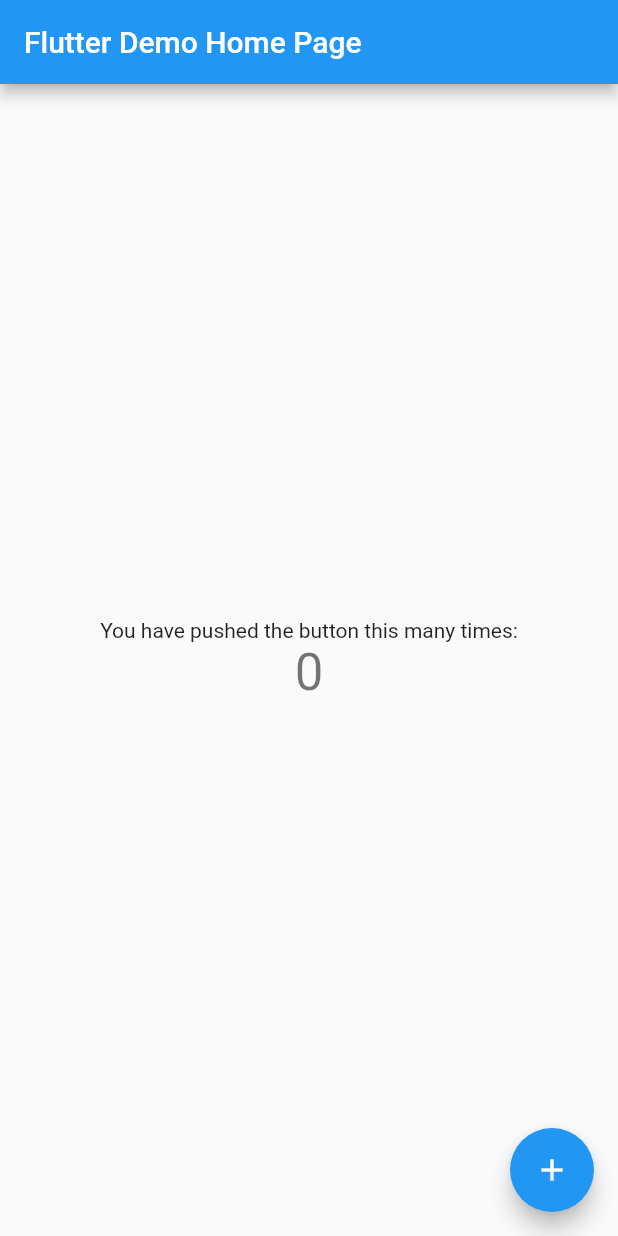
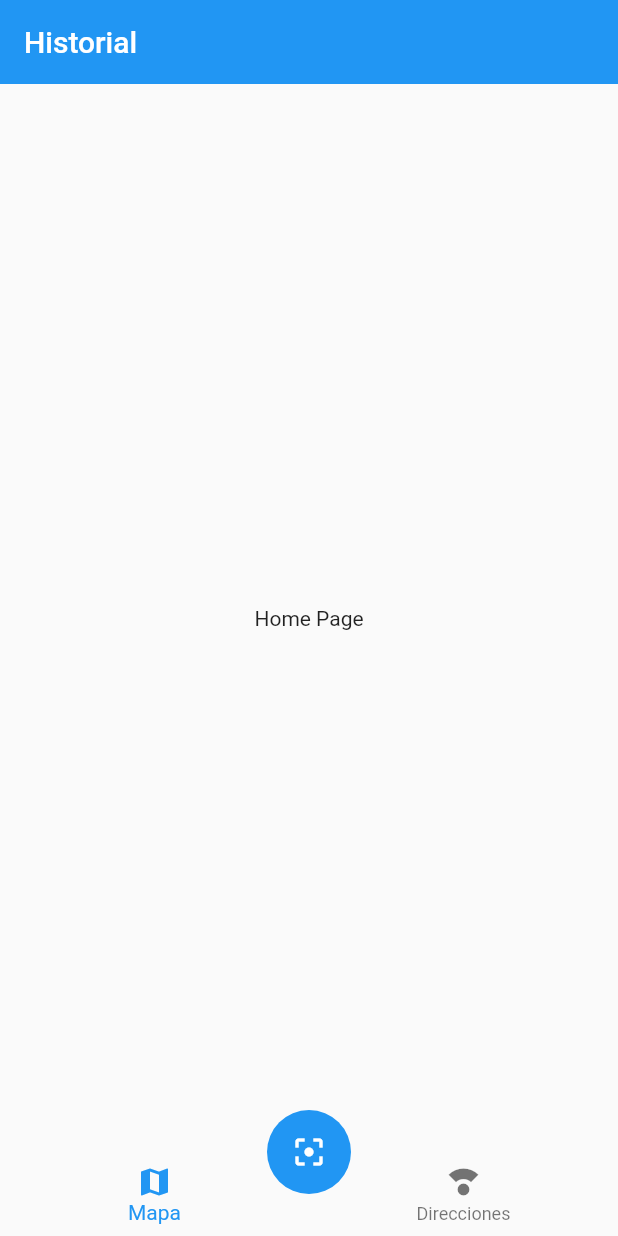
Before and after one commit to Miguel-112/qr-reader, a Flutter app: the screen it shows after launch, on a phone screen of 412 x 824 dp. Run offline on Flutter 3.47's test engine with Material 2 defaults, Android fonts, the phone set to English and light mode, and no system bars.

Commit message:
creando el HomePage

```diff
--- a/lib/main.dart
+++ b/lib/main.dart
@@ -1,115 +1,17 @@
 import 'package:flutter/material.dart';
+import 'package:qr_reader/pages/home_page.dart';
+import 'package:qr_reader/pages/mapa_page.dart';
 
-void main() {
-  runApp(const MyApp());
-}
+void main() => runApp(MyApp());
 
 class MyApp extends StatelessWidget {
-  const MyApp({Key? key}) : super(key: key);
-
-  // This widget is the root of your application.
   @override
   Widget build(BuildContext context) {
     return MaterialApp(
-      title: 'Flutter Demo',
-      theme: ThemeData(
-        // This is the theme of your application.
-        //
-        // Try running your application with "flutter run". You'll see the
-        // application has a blue toolbar. Then, without quitting the app, try
-        // changing the primarySwatch below to Colors.green and then invoke
-        // "hot reload" (press "r" in the console where you ran "flutter run",
-        // or simply save your changes to "hot reload" in a Flutter IDE).
-        // Notice that the counter didn't reset back to zero; the application
-        // is not restarted.
-        primarySwatch: Colors.blue,
-      ),
-      home: const MyHomePage(title: 'Flutter Demo Home Page'),
+      debugShowCheckedModeBanner: false,
+      title: 'QR reader',
+      initialRoute: 'home',
+      routes: {'home': (_) => HomePage(), 'mapa': (_) => MapaPage()},
     );
   }
 }
-
-class MyHomePage extends StatefulWidget {
-  const MyHomePage({Key? key, required this.title}) : super(key: key);
-
-  // This widget is the home page of your application. It is stateful, meaning
-  // that it has a State object (defined below) that contains fields that affect
-  // how it looks.
-
-  // This class is the configuration for the state. It holds the values (in this
-  // case the title) provided by the parent (in this case the App widget) and
-  // used by the build method of the State. Fields in a Widget subclass are
-  // always marked "final".
-
-  final String title;
-
-  @override
-  State<MyHomePage> createState() => _MyHomePageState();
-}
-
-class _MyHomePageState extends State<MyHomePage> {
-  int _counter = 0;
-
-  void _incrementCounter() {
-    setState(() {
-      // This call to setState tells the Flutter framework that something has
-      // changed in this State, which causes it to rerun the build method below
-      // so that the display can reflect the updated values. If we changed
-      // _counter without calling setState(), then the build method would not be
-      // called again, and so nothing would appear to happen.
-      _counter++;
-    });
-  }
-
-  @override
-  Widget build(BuildContext context) {
-    // This method is rerun every time setState is called, for instance as done
-    // by the _incrementCounter method above.
-    //
-    // The Flutter framework has been optimized to make rerunning build methods
-    // fast, so that you can just rebuild anything that needs updating rather
-    // than having to individually change instances of widgets.
-    return Scaffold(
-      appBar: AppBar(
-        // Here we take the value from the MyHomePage object that was created by
-        // the App.build method, and use it to set our appbar title.
-        title: Text(widget.title),
-      ),
-      body: Center(
-        // Center is a layout widget. It takes a single child and positions it
-        // in the middle of the parent.
-        child: Column(
-          // Column is also a layout widget. It takes a list of children and
-          // arranges them vertically. By default, it sizes itself to fit its
-          // children horizontally, and tries to be as tall as its parent.
-          //
-          // Invoke "debug painting" (press "p" in the console, choose the
-          // "Toggle Debug Paint" action from the Flutter Inspector in Android
-          // Studio, or the "Toggle Debug Paint" command in Visual Studio Code)
-          // to see the wireframe for each widget.
-          //
-          // Column has various properties to control how it sizes itself and
-          // how it positions its children. Here we use mainAxisAlignment to
-          // center the children vertically; the main axis here is the vertical
-          // axis because Columns are vertical (the cross axis would be
-          // horizontal).
-          mainAxisAlignment: MainAxisAlignment.center,
-          children: <Widget>[
-            const Text(
-              'You have pushed the button this many times:',
-            ),
-            Text(
-              '$_counter',
-              style: Theme.of(context).textTheme.headline4,
-            ),
-          ],
-        ),
-      ),
-      floatingActionButton: FloatingActionButton(
-        onPressed: _incrementCounter,
-        tooltip: 'Increment',
-        child: const Icon(Icons.add),
-      ), // This trailing comma makes auto-formatting nicer for build methods.
-    );
-  }
-}
--- /dev/null
+++ b/lib/pages/home_page.dart
@@ -0,0 +1,24 @@
+import 'package:flutter/material.dart';
+
+import '../widgets/custom_navigatorbar.dart';
+import '../widgets/scan_button.dart';
+
+class HomePage extends StatelessWidget {
+  const HomePage({Key? key}) : super(key: key);
+
+  @override
+  Widget build(BuildContext context) {
+    return Scaffold(
+      appBar: AppBar(
+        elevation: 0,
+        title: Text('Historial'),
+      ),
+      body: Center(
+        child: Text('Home Page'),
+      ),
+      bottomNavigationBar: CustomNavigationBar(),
+      floatingActionButton: ScaButton(),
+      floatingActionButtonLocation: FloatingActionButtonLocation.centerDocked,
+    );
+  }
+}
--- /dev/null
+++ b/lib/pages/mapa_page.dart
@@ -0,0 +1,14 @@
+import 'package:flutter/material.dart';
+
+class MapaPage extends StatelessWidget {
+  const MapaPage({Key? key}) : super(key: key);
+
+  @override
+  Widget build(BuildContext context) {
+    return Scaffold(
+      body: Center(
+        child: Text('Mapa Page'),
+      ),
+    );
+  }
+}
--- /dev/null
+++ b/lib/widgets/custom_navigatorbar.dart
@@ -0,0 +1,14 @@
+import 'package:flutter/material.dart';
+
+class CustomNavigationBar extends StatelessWidget {
+  const CustomNavigationBar({Key? key}) : super(key: key);
+
+  @override
+  Widget build(BuildContext context) {
+    return BottomNavigationBar(elevation: 0, items: [
+      BottomNavigationBarItem(icon: Icon(Icons.map), label: 'Mapa'),
+      BottomNavigationBarItem(
+          icon: Icon(Icons.compass_calibration), label: 'Direcciones')
+    ]);
+  }
+}
--- /dev/null
+++ b/lib/widgets/scan_button.dart
@@ -0,0 +1,14 @@
+import 'package:flutter/material.dart';
+
+class ScaButton extends StatelessWidget {
+  const ScaButton({Key? key}) : super(key: key);
+
+  @override
+  Widget build(BuildContext context) {
+    return FloatingActionButton(
+      elevation: 0,
+      child: Icon(Icons.filter_center_focus),
+      onPressed: () {},
+    );
+  }
+}
```
